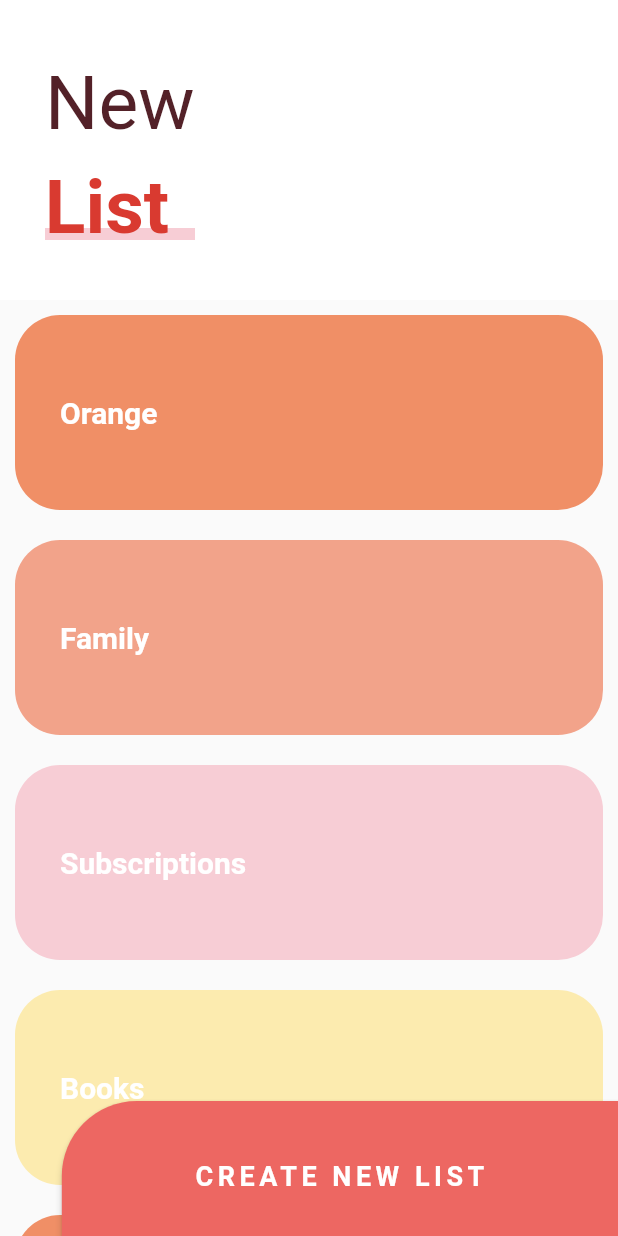
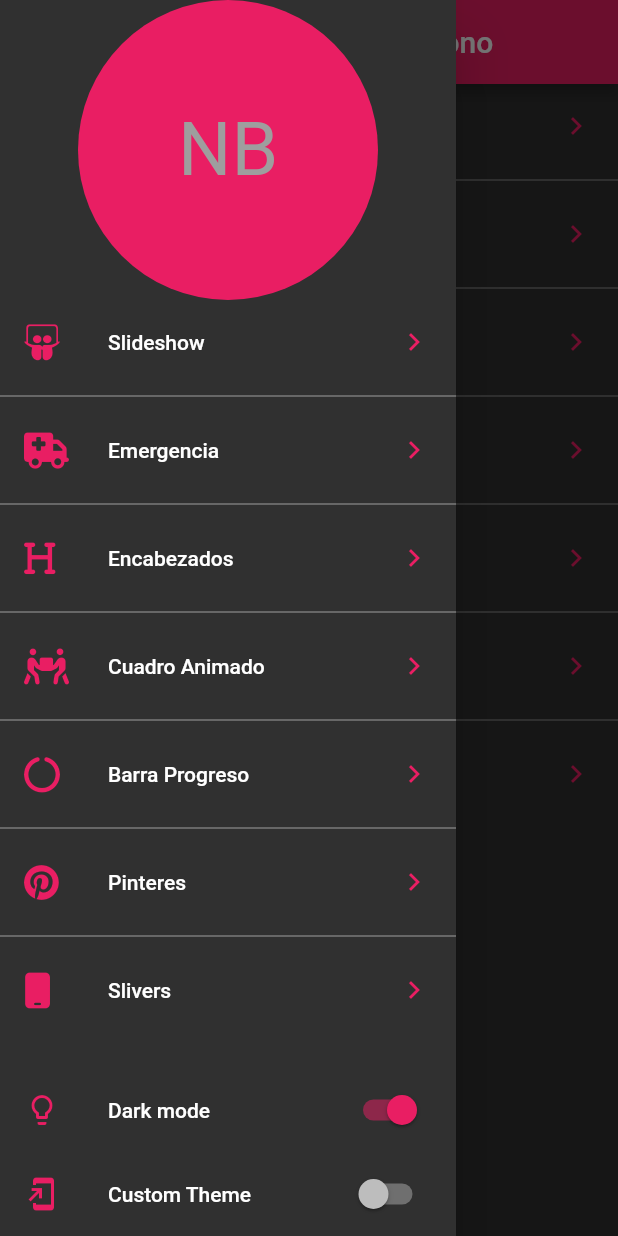
Before and after one commit to NachoBaez18/diseno3.0, a Flutter app: the screen it shows after launch, with the side drawer open (before the commit the screen has no drawer), on a phone screen of 412 x 824 dp. Run offline on Flutter 3.47's test engine with Material 2 defaults, Android fonts, the light colour scheme and no system bars; our stand-ins replace animate_do, flutter_svg, font_awesome_flutter.

Commit message:
agregamos formato para diseño de tableta

```diff
--- a/lib/main.dart
+++ b/lib/main.dart
@@ -1,25 +1,49 @@
-//import 'package:disenosp2/pages/headers_page.dart';
-//import 'package:disenosp2/labs/circular_progress.dart';
-//import 'package:disenosp2/pages/graficas_circulares_page.dart';
-//import 'package:disenosp2/labs/slideShow_page.dart';
-//import 'package:disenosp2/pages/emergency_page.dart';
-import 'package:disenosp2/pages/slider_list_page.dart';
-//import 'package:disenosp2/pages/pinteres_page.dart';
-//import 'package:disenosp2/pages/slideShow_page.dart';
-//import 'package:disenosp2/retos/cuadrado_animado_pages.dart';
+import 'package:disenosp2/models/layout_model.dart';
+import 'package:disenosp2/pages/launcer_page.dart';
+import 'package:disenosp2/pages/launcer_tablet_page..dart';
+import 'package:disenosp2/theme/theme.dart';
 import 'package:flutter/material.dart';
+import 'package:provider/provider.dart';
 
-void main() => runApp(const MyApp());
+void main() => runApp(
+      MultiProvider(
+        providers: [
+          ChangeNotifierProvider<ThemeChanger>(
+              create: (_) => new ThemeChanger(2)),
+          ChangeNotifierProvider<LayoutModel>(
+            create: (_) => new LayoutModel(),
+          ),
+        ],
+        child: const MyApp(),
+      ),
+    );
 
 class MyApp extends StatelessWidget {
   const MyApp({super.key});
 
   @override
   Widget build(BuildContext context) {
+    final appTheme = Provider.of<ThemeChanger>(context).currentTheme;
     return MaterialApp(
+      theme: appTheme,
       debugShowCheckedModeBanner: false,
       title: 'Diseños App',
-      home: SliderPage(),
+      home: OrientationBuilder(
+        builder: (BuildContext context, Orientation orientation) {
+          // print('Orientation $orientation');
+          // return Container(
+          //   child: LauncherPage(),
+          // );
+
+          final screenSize = MediaQuery.of(context).size;
+
+          if (screenSize.width > 500) {
+            return LauncherTablePage();
+          } else {
+            return LauncherPage();
+          }
+        },
+      ),
     );
   }
 }
--- /dev/null
+++ b/lib/models/layout_model.dart
@@ -0,0 +1,13 @@
+import 'package:disenosp2/pages/slideShow_page.dart';
+import 'package:flutter/material.dart';
+
+class LayoutModel with ChangeNotifier {
+  Widget _currentPage = SlidesshowPage();
+
+  set currentPage(Widget page) {
+    this._currentPage = page;
+    notifyListeners();
+  }
+
+  Widget get currentPage => this._currentPage;
+}
--- /dev/null
+++ b/lib/pages/launcer_page.dart
@@ -0,0 +1,107 @@
+import 'package:disenosp2/routes/routes.dart';
+import 'package:disenosp2/theme/theme.dart';
+import 'package:flutter/material.dart';
+import 'package:font_awesome_flutter/font_awesome_flutter.dart';
+import 'package:provider/provider.dart';
+
+class LauncherPage extends StatelessWidget {
+  @override
+  Widget build(BuildContext context) {
+    final appTheme = Provider.of<ThemeChanger>(context).currentTheme;
+    return Scaffold(
+      appBar: AppBar(
+        title: Text('Diseños en Flutter - Telefono'),
+        backgroundColor: appTheme.accentColor,
+      ),
+      drawer: _MenuPrincipal(),
+      body: _ListaOpciones(),
+    );
+  }
+}
+
+class _ListaOpciones extends StatelessWidget {
+  @override
+  Widget build(BuildContext context) {
+    final appTheme = Provider.of<ThemeChanger>(context).currentTheme;
+    return ListView.separated(
+      physics: BouncingScrollPhysics(),
+      separatorBuilder: (context, i) => Divider(
+        color: appTheme.primaryColorLight,
+      ),
+      itemCount: pageRoutes.length,
+      itemBuilder: (context, i) => ListTile(
+        leading: FaIcon(
+          pageRoutes[i].icon,
+          color: appTheme.accentColor,
+        ),
+        title: Text(pageRoutes[i].titulo),
+        trailing: Icon(
+          Icons.chevron_right,
+          color: appTheme.accentColor,
+        ),
+        onTap: () {
+          Navigator.push(
+            context,
+            MaterialPageRoute(builder: (context) => pageRoutes[i].page),
+          );
+        },
+      ),
+    );
+  }
+}
+
+class _MenuPrincipal extends StatelessWidget {
+  const _MenuPrincipal({super.key});
+
+  @override
+  Widget build(BuildContext context) {
+    final appTheme = Provider.of<ThemeChanger>(context);
+    final accentColor = appTheme.currentTheme.accentColor;
+    return Drawer(
+      child: Container(
+        child: Column(
+          children: [
+            SafeArea(
+              child: Container(
+                // padding: EdgeInsets.all(20),
+                width: double.infinity,
+                height: 200,
+                child: CircleAvatar(
+                  backgroundColor: accentColor,
+                  child: Text(
+                    'NB',
+                    style: TextStyle(fontSize: 50),
+                  ),
+                ),
+              ),
+            ),
+            Expanded(child: _ListaOpciones()),
+            ListTile(
+              leading: Icon(Icons.lightbulb_outline, color: accentColor),
+              title: Text('Dark mode'),
+              trailing: Switch.adaptive(
+                  activeColor: accentColor,
+                  value: appTheme.darkTheme,
+                  onChanged: (value) => appTheme.darkTheme = value),
+            ),
+            SafeArea(
+              bottom: false,
+              top: false,
+              left: false,
+              right: false,
+              child: ListTile(
+                leading: Icon(Icons.add_to_home_screen, color: accentColor),
+                title: Text('Custom Theme'),
+                trailing: Switch.adaptive(
+                  activeColor: Colors.blue,
+                  value: appTheme.customTheme,
+                  onChanged: (value) => appTheme.customTheme = value,
+                ),
+              ),
+            ),
+          ],
+        ),
+      ),
+    );
+  }
+}
--- a/lib/pages/slider_list_page.dart
+++ b/lib/pages/slider_list_page.dart
@@ -1,4 +1,6 @@
+import 'package:disenosp2/theme/theme.dart';
 import 'package:flutter/material.dart';
+import 'package:provider/provider.dart';
 
 class SliderPage extends StatelessWidget {
   @override
@@ -26,18 +28,21 @@ class _BotonNewList extends StatelessWidget {
   @override
   Widget build(BuildContext context) {
     final size = MediaQuery.of(context).size;
+    final appTheme = Provider.of<ThemeChanger>(context);
 
     return ButtonTheme(
       minWidth: size.width * 0.9,
       child: MaterialButton(
         height: 100,
-        color: Color(0xffED6762),
+        color: (appTheme.darkTheme)
+            ? appTheme.currentTheme.accentColor
+            : Color(0xffED6762),
         shape: RoundedRectangleBorder(
             borderRadius: BorderRadius.only(topLeft: Radius.circular(50))),
         child: Text(
           'CREATE NEW LIST',
           style: TextStyle(
-              color: Colors.white,
+              color: appTheme.currentTheme.scaffoldBackgroundColor,
               fontSize: 18,
               fontWeight: FontWeight.bold,
               letterSpacing: 3),
@@ -63,6 +68,7 @@ class _MainScroll extends StatelessWidget {
       _ListItem('Subscriptions', Color(0xffF7CDD5)),
       _ListItem('Books', Color(0xffFCEBAF)),
     ];
+    final appTheme = Provider.of<ThemeChanger>(context).currentTheme;
     return CustomScrollView(
       slivers: [
         // SliverAppBar(
@@ -78,7 +84,7 @@ class _MainScroll extends StatelessWidget {
             maxheigth: 200,
             child: Container(
               alignment: Alignment.centerLeft,
-              color: Colors.white,
+              color: appTheme.scaffoldBackgroundColor,
               child: _Titulo(),
             ),
           ),
@@ -149,6 +155,7 @@ class _Titulo extends StatelessWidget {
 
   @override
   Widget build(BuildContext context) {
+    final appTheme = Provider.of<ThemeChanger>(context);
     return Column(
       children: [
         SizedBox(
@@ -158,7 +165,9 @@ class _Titulo extends StatelessWidget {
           margin: EdgeInsets.symmetric(horizontal: 30, vertical: 10),
           child: Text(
             'New',
-            style: TextStyle(color: Color(0xff532128), fontSize: 50),
+            style: TextStyle(
+                color: (appTheme.darkTheme) ? Colors.grey : Color(0xff532128),
+                fontSize: 50),
           ),
         ),
         Stack(
@@ -171,7 +180,7 @@ class _Titulo extends StatelessWidget {
               child: Container(
                 width: 150,
                 height: 8,
-                color: Color(0xffF7CDD5),
+                color: (appTheme.darkTheme) ? Colors.grey : Color(0xffF7CDD5),
               ),
             ),
             Container(
@@ -195,6 +204,7 @@ class _ListItem extends StatelessWidget {
 
   @override
   Widget build(BuildContext context) {
+    final appTheme = Provider.of<ThemeChanger>(context);
     return Container(
       padding: EdgeInsets.all(30),
       alignment: Alignment.centerLeft,
@@ -205,8 +215,9 @@ class _ListItem extends StatelessWidget {
       ),
       height: 130,
       margin: EdgeInsets.all(10),
-      decoration:
-          BoxDecoration(color: color, borderRadius: BorderRadius.circular(30)),
+      decoration: BoxDecoration(
+          color: (appTheme.darkTheme) ? Colors.grey : color,
+          borderRadius: BorderRadius.circular(30)),
     );
   }
 }
--- /dev/null
+++ b/lib/routes/routes.dart
@@ -0,0 +1,28 @@
+import 'package:disenosp2/pages/animaciones_page.dart';
+import 'package:disenosp2/pages/emergency_page.dart';
+import 'package:disenosp2/pages/graficas_circulares_page.dart';
+import 'package:disenosp2/pages/headers_page.dart';
+import 'package:disenosp2/pages/pinteres_page.dart';
+import 'package:disenosp2/pages/slideShow_page.dart';
+import 'package:disenosp2/pages/slider_list_page.dart';
+import 'package:flutter/material.dart';
+import 'package:font_awesome_flutter/font_awesome_flutter.dart';
+
+final pageRoutes = <_Route>[
+  _Route(FontAwesomeIcons.slideshare, 'Slideshow', SlidesshowPage()),
+  _Route(FontAwesomeIcons.ambulance, 'Emergencia', EmergencyPage()),
+  _Route(FontAwesomeIcons.heading, 'Encabezados', HeaderPage()),
+  _Route(FontAwesomeIcons.peopleCarry, 'Cuadro Animado', CuadradoAnimado()),
+  _Route(
+      FontAwesomeIcons.circleNotch, 'Barra Progreso', GraficasCircularesPage()),
+  _Route(FontAwesomeIcons.pinterest, 'Pinteres', PinteresPage()),
+  _Route(FontAwesomeIcons.mobile, 'Slivers', SliderPage()),
+];
+
+class _Route {
+  final IconData icon;
+  final String titulo;
+  final Widget page;
+
+  _Route(this.icon, this.titulo, this.page);
+}
--- /dev/null
+++ b/lib/theme/theme.dart
@@ -0,0 +1,70 @@
+import 'package:flutter/material.dart';
+
+class ThemeChanger with ChangeNotifier {
+  bool _darkTheme = false;
+  bool _customTheme = false;
+
+  ThemeData _curretTheme = ThemeData.light();
+
+  bool get darkTheme => this._darkTheme;
+  bool get customTheme => this._customTheme;
+  ThemeData get currentTheme => this._curretTheme;
+
+  ThemeChanger(int theme) {
+    switch (theme) {
+      case 1:
+        _darkTheme = false;
+        _customTheme = false;
+        _curretTheme = ThemeData.light().copyWith(accentColor: Colors.pink);
+        break;
+
+      case 2:
+        _darkTheme = true;
+        _customTheme = false;
+        _curretTheme = ThemeData.dark().copyWith(accentColor: Colors.pink);
+        break;
+
+      case 3:
+        _darkTheme = false;
+        _customTheme = true;
+        break;
+
+      default:
+        _darkTheme = false;
+        _customTheme = false;
+        _curretTheme = ThemeData.light().copyWith(
+          accentColor: Colors.pink,
+        );
+        break;
+    }
+  }
+
+  set darkTheme(bool valor) {
+    _customTheme = false;
+    this._darkTheme = valor;
+
+    if (valor) {
+      _curretTheme = ThemeData.dark().copyWith(
+        accentColor: Colors.pink,
+      );
+    } else {
+      _curretTheme = ThemeData.light().copyWith(accentColor: Colors.pink);
+    }
+    notifyListeners();
+  }
+
+  set customTheme(bool valor) {
+    _darkTheme = false;
+    this._customTheme = valor;
+    if (valor) {
+      _curretTheme = ThemeData.dark().copyWith(
+          accentColor: Color(0xff48A0EB),
+          primaryColorLight: Colors.white,
+          scaffoldBackgroundColor: Color(0xff16202B),
+          textTheme: TextTheme(bodyText1: TextStyle(color: Colors.white)));
+    } else {
+      _curretTheme = ThemeData.light();
+    }
+    notifyListeners();
+  }
+}
```
Also changed, not shown: lib/pages/emergency_page.dart (+13 -5 lines), lib/pages/graficas_circulares_page.dart (+7 -4 lines), lib/pages/headers_page.dart (+8 -1 lines), lib/pages/launcer_tablet_page..dart (added, +129 -0 lines), lib/pages/pinteres_page.dart (+24 -7 lines), lib/pages/slideShow_page.dart (+25 -7 lines), lib/widgets/headers.dart (+7 -3 lines), 1 other file.
